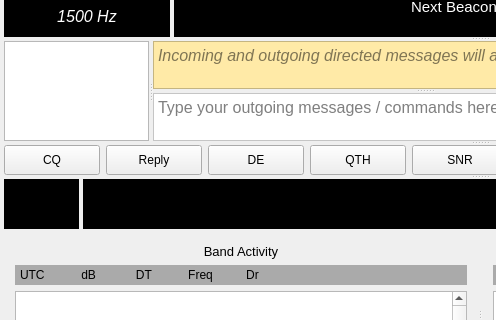
This is mainwindow.ui in qcmiao1998/js8call as Qt 5 draws it before an edit; both pictures show x 0 to 496 and y 96 to 416 of the 960 by 868 pixel window. The edited form follows.
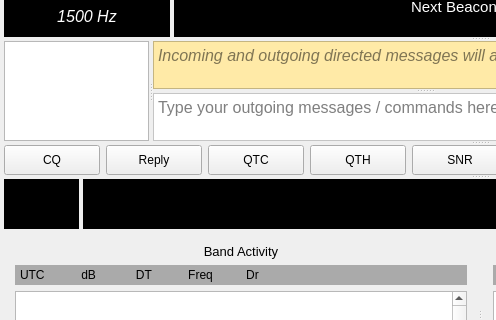
This is the edited form. Custom widgets are drawn as their Qt base class.

Commit message: Double click band activity now transfers the received message into the directed activity window and further transmissions on the offset will be added to the window automatically

Patch:
```diff
--- a/mainwindow.ui
+++ b/mainwindow.ui
@@ -1159,7 +1159,7 @@
            <bool>false</bool>
           </property>
           <property name="text">
-           <string>DE</string>
+           <string>QTC</string>
           </property>
          </widget>
         </item>
```
Left out of the diff: 4 changed lines with no effect on the pictures. The commit also changes 2 other files.
